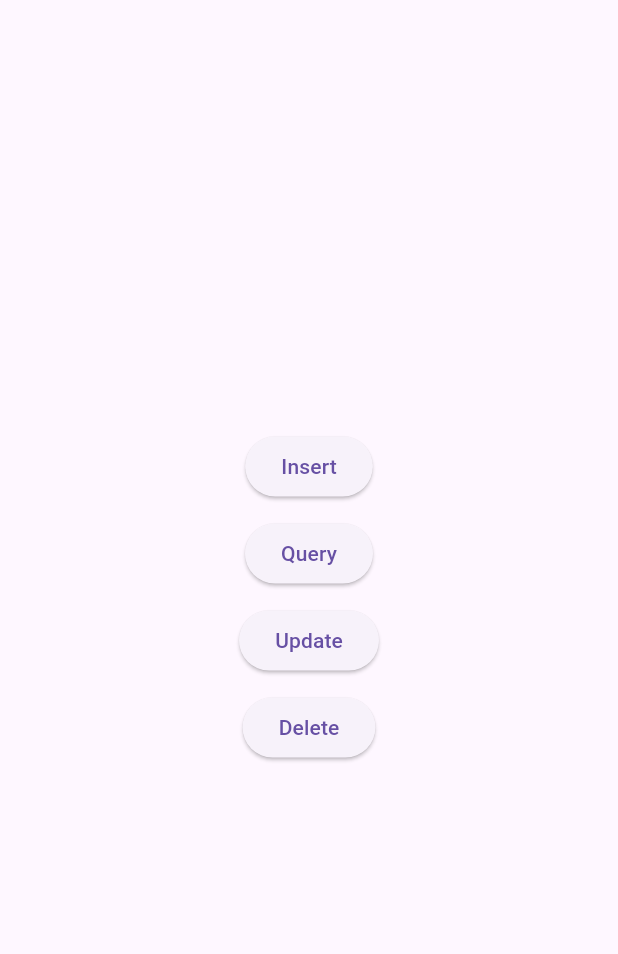
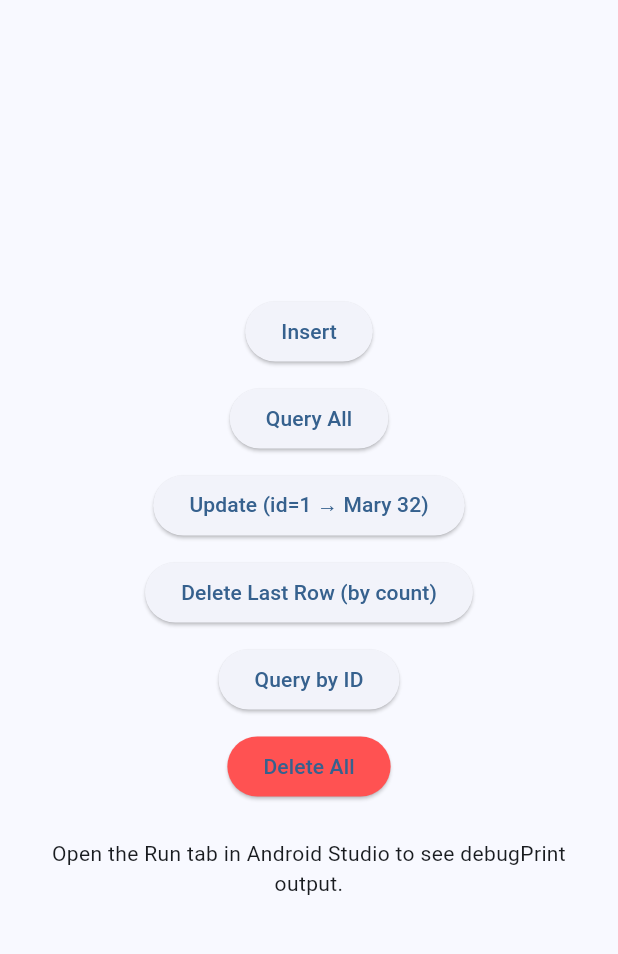
Before and after one commit to kevinlam13/SQLight, a Flutter app: the screen it shows after launch, on a phone screen of 412 x 824 dp, the part 63-1017 px from its top. Run offline on Flutter 3.47's test engine with Material 3 defaults, Android fonts, the phone set to English and light mode, and no system bars; our stand-ins replace sqflite; accounts and stored records are empty.

Commit message:
Update main.dart

```diff
--- a/lib/main.dart
+++ b/lib/main.dart
@@ -1,15 +1,12 @@
 import 'package:flutter/material.dart';
 import 'database_helper.dart';
 
-// Using a global variable for simplicity (consider using get_it in production)
+// Simple global for this assignment
 final dbHelper = DatabaseHelper();
 
 Future<void> main() async {
   WidgetsFlutterBinding.ensureInitialized();
-
-  // Initialize the database
   await dbHelper.init();
-
   runApp(const MyApp());
 }
 
@@ -20,8 +17,10 @@ class MyApp extends StatelessWidget {
   Widget build(BuildContext context) {
     return MaterialApp(
       title: 'SQFlite Demo',
+      debugShowCheckedModeBanner: false,
       theme: ThemeData(
-        primarySwatch: Colors.blue,
+        useMaterial3: true,
+        colorSchemeSeed: Colors.blue,
       ),
       home: const MyHomePage(),
     );
@@ -34,10 +33,10 @@ class MyHomePage extends StatelessWidget {
   @override
   Widget build(BuildContext context) {
     return Scaffold(
-      appBar: AppBar(
-        title: const Text('sqflite'),
-      ),
+      appBar: AppBar(title: const Text('sqflite')),
       body: Center(
+        child: SingleChildScrollView(
+          padding: const EdgeInsets.all(16),
           child: Column(
             mainAxisAlignment: MainAxisAlignment.center,
             children: <Widget>[
@@ -48,29 +47,46 @@ class MyHomePage extends StatelessWidget {
               const SizedBox(height: 10),
               ElevatedButton(
                 onPressed: _query,
-              child: const Text('Query'),
+                child: const Text('Query All'),
               ),
               const SizedBox(height: 10),
               ElevatedButton(
                 onPressed: _update,
-              child: const Text('Update'),
+                child: const Text('Update (id=1 → Mary 32)'),
               ),
               const SizedBox(height: 10),
               ElevatedButton(
                 onPressed: _delete,
-              child: const Text('Delete'),
+                child: const Text('Delete Last Row (by count)'),
+              ),
+              const SizedBox(height: 10),
+              // ----- Part 2 -----
+              ElevatedButton(
+                onPressed: () => _queryById(context),
+                child: const Text('Query by ID'),
+              ),
+              const SizedBox(height: 10),
+              ElevatedButton(
+                onPressed: _deleteAll,
+                style: ElevatedButton.styleFrom(backgroundColor: Colors.redAccent),
+                child: const Text('Delete All'),
+              ),
+              const SizedBox(height: 24),
+              const Text(
+                'Open the Run tab in Android Studio to see debugPrint output.',
+                textAlign: TextAlign.center,
               ),
             ],
+          ),
         ),
       ),
     );
   }
 
-  // Button onPressed methods
+  // ----------------- Button handlers -----------------
 
-  void _insert() async {
-    // Row to insert
-    Map<String, dynamic> row = {
+  static Future<void> _insert() async {
+    final row = {
       DatabaseHelper.columnName: 'Bob',
       DatabaseHelper.columnAge: 23,
     };
@@ -78,29 +94,76 @@ class MyHomePage extends StatelessWidget {
     debugPrint('Inserted row id: $id');
   }
 
-  void _query() async {
-    final allRows = await dbHelper.queryAllRows();
-    debugPrint('Query all rows:');
-    for (final row in allRows) {
-      debugPrint(row.toString());
-    }
+  static Future<void> _query() async {
+    final all = await dbHelper.queryAllRows();
+    debugPrint('All rows (${all.length}): $all');
   }
 
-  void _update() async {
-    // Row to update
-    Map<String, dynamic> row = {
+  static Future<void> _update() async {
+    final row = {
       DatabaseHelper.columnId: 1,
       DatabaseHelper.columnName: 'Mary',
       DatabaseHelper.columnAge: 32,
     };
-    final rowsAffected = await dbHelper.update(row);
-    debugPrint('Updated $rowsAffected row(s)');
+    final count = await dbHelper.update(row);
+    debugPrint('Updated $count row(s) for id=1');
   }
 
-  void _delete() async {
-    // Assuming that the number of rows equals the id for the last row
-    final id = await dbHelper.queryRowCount();
-    final rowsDeleted = await dbHelper.delete(id);
-    debugPrint('Deleted $rowsDeleted row(s): row $id');
+  static Future<void> _delete() async {
+    final lastId = await dbHelper.queryRowCount();
+    if (lastId == 0) {
+      debugPrint('Nothing to delete.');
+      return;
+    }
+    final deleted = await dbHelper.delete(lastId);
+    debugPrint('Deleted $deleted row(s): row $lastId');
+  }
+
+  // ----------------- Part 2 -----------------
+
+  static Future<void> _queryById(BuildContext context) async {
+    final id = await _promptForId(context);
+    if (id == null) return;
+    final row = await dbHelper.queryById(id);
+    if (row == null) {
+      debugPrint('No row found for id=$id');
+    } else {
+      debugPrint('Row for id=$id: $row');
     }
   }
+
+  static Future<void> _deleteAll() async {
+    final n = await dbHelper.deleteAll();
+    debugPrint('Deleted ALL rows ($n).');
+  }
+
+  // Small helper dialog to get an integer ID
+  static Future<int?> _promptForId(BuildContext context) async {
+    final controller = TextEditingController();
+    final value = await showDialog<int?>(
+      context: context,
+      builder: (ctx) => AlertDialog(
+        title: const Text('Enter ID'),
+        content: TextField(
+          controller: controller,
+          keyboardType: TextInputType.number,
+          decoration: const InputDecoration(
+            hintText: 'e.g., 1',
+            border: OutlineInputBorder(),
+          ),
+        ),
+        actions: [
+          TextButton(onPressed: () => Navigator.pop(ctx, null), child: const Text('Cancel')),
+          TextButton(
+            onPressed: () {
+              final v = int.tryParse(controller.text.trim());
+              Navigator.pop(ctx, v);
+            },
+            child: const Text('OK'),
+          ),
+        ],
+      ),
+    );
+    return value;
+  }
+}
```
Lines whose indentation alone changed are shown as unchanged.
